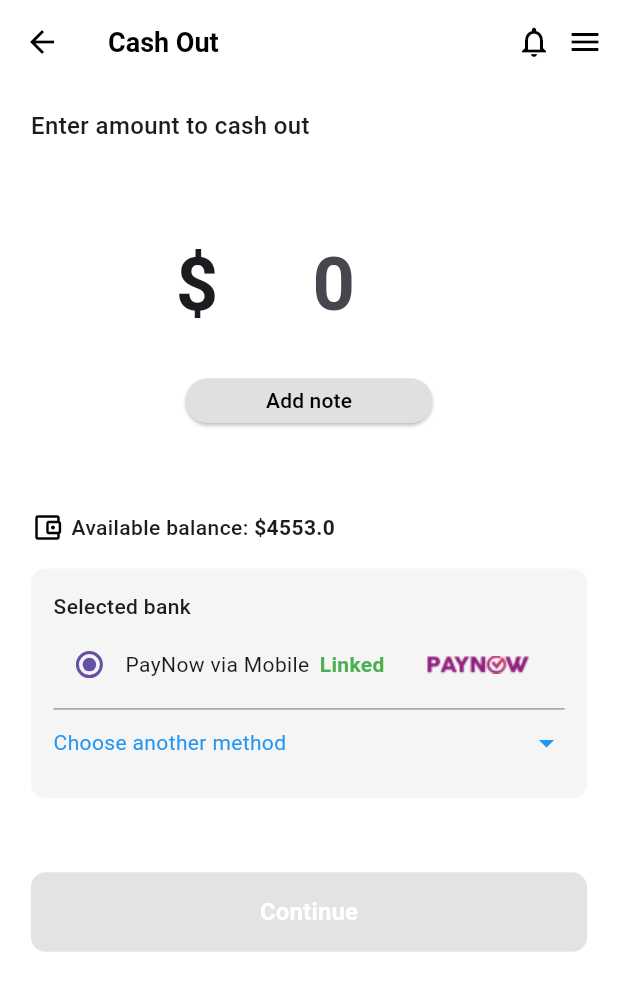
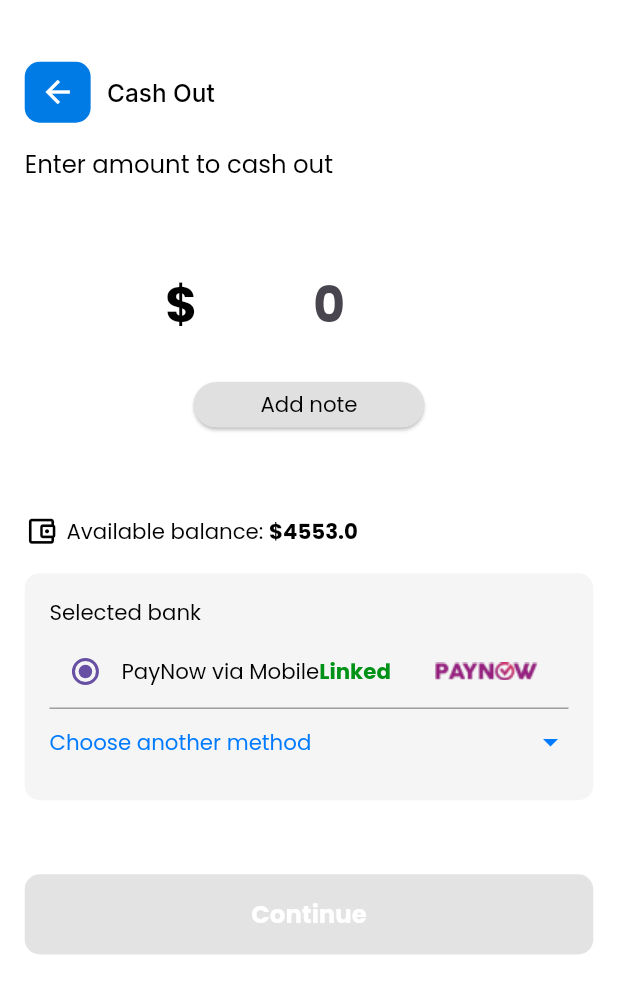
Before and after one commit to dveersingh000/worklah-app, a Flutter app: the CashOutHomeScreen screen opened directly, on a phone screen of 412 x 824 dp. Shown: the top 994 px of the screen. Run offline on Flutter 3.47's test engine with Material 3 defaults, Android fonts, the phone set to English and light mode, and no system bars; drawn by our look-alikes of overlay_support; our stand-ins replace dotted_border, flutter_screenutil, fluttertoast, permission_handler, pinput, shared_preferences; missing offline and left inert: datepicker_dropdown; accounts and stored records are empty.

Commit message:
changes in cashout screens

```diff
--- a/lib/screens/bottombar/profile/cashout/CashOutHomeScreen.dart
+++ b/lib/screens/bottombar/profile/cashout/CashOutHomeScreen.dart
@@ -1,5 +1,10 @@
 import 'package:flutter/material.dart';
+import 'package:flutter_screenutil/flutter_screenutil.dart';
 import 'package:work_lah/screens/bottombar/profile/cashout/SelectBankScreen.dart';
+import 'package:work_lah/utility/colors.dart';
+import 'package:work_lah/utility/custom_appbar.dart';
+import 'package:work_lah/utility/display_function.dart';
+import 'package:work_lah/utility/syle_poppins.dart';
 
 class CashOutHomeScreen extends StatefulWidget {
   const CashOutHomeScreen({super.key});
@@ -16,249 +21,161 @@ class _CashOutHomeScreenState extends State<CashOutHomeScreen> {
 
   void updateAmount(String value) {
     setState(() {
-      isAmountEntered =
-          value.isNotEmpty && double.tryParse(value) != null && double.parse(value) > 0;
+      isAmountEntered = value.isNotEmpty && double.tryParse(value) != null && double.parse(value) > 0;
     });
   }
 
   @override
   Widget build(BuildContext context) {
-    double screenWidth = MediaQuery.of(context).size.width; // Get screen width
-    double screenHeight = MediaQuery.of(context).size.height; // Get screen height
-    bool isSmallScreen = screenWidth < 360; // Check for small screens like 320px
-
     return Scaffold(
-      backgroundColor: Colors.white,
-      appBar: AppBar(
-        backgroundColor: Colors.white,
-        elevation: 0,
-        leading: IconButton(
-          icon: Icon(Icons.arrow_back, color: Colors.black),
-          onPressed: () => Navigator.pop(context),
-        ),
-        title: Text(
-          "Cash Out",
-          style: TextStyle(
-            fontSize: isSmallScreen ? 16 : 18,
-            fontWeight: FontWeight.bold,
-            color: Colors.black,
-          ),
-        ),
-        actions: [
-          Icon(Icons.notifications_outlined, color: Colors.black),
-          SizedBox(width: 10),
-          Icon(Icons.menu, color: Colors.black),
-          SizedBox(width: 10),
-        ],
-      ),
-      body: SingleChildScrollView(
-        child: Padding(
-          padding: EdgeInsets.symmetric(horizontal: screenWidth * 0.05),
+      backgroundColor: AppColors.whiteColor,
+      body: Padding(
+        padding: EdgeInsets.symmetric(horizontal: 15.w),
+        child: Column(
+          children: [
+            SizedBox(height: commonHeight(context) * 0.05),
+            const CustomAppbar(title: 'Cash Out'),
+            SizedBox(height: commonHeight(context) * 0.02),
+            Expanded(
+              child: SingleChildScrollView(
                 child: Column(
                   crossAxisAlignment: CrossAxisAlignment.start,
                   children: [
-              SizedBox(height: screenHeight * 0.02),
-
-              // Title
-              Text(
-                "Enter amount to cash out",
-                style: TextStyle(
-                  fontSize: isSmallScreen ? 14 : 16,
-                  fontWeight: FontWeight.w500,
+                    Text("Enter amount to cash out", style: CustomTextPopins.regular16(AppColors.blackColor)),
+                    SizedBox(height: commonHeight(context) * 0.06),
+                    Center(child: _buildAmountInput()),
+                    SizedBox(height: commonHeight(context) * 0.06),
+                    _buildAvailableBalance(),
+                    SizedBox(height: commonHeight(context) * 0.02),
+                    _buildBankSelectionBox(),
+                    SizedBox(height: commonHeight(context) * 0.06),
+                    _buildContinueButton(),
+                    SizedBox(height: commonHeight(context) * 0.04),
+                  ],
                 ),
               ),
+            )
+          ],
+        ),
+      ),
+    );
+  }
 
-              SizedBox(height: screenHeight * 0.06),
-
-              // Amount Input with "$" symbol
-              Center(
-                child: Column(
+  Widget _buildAmountInput() {
+    return Column(
       children: [
         Row(
           mainAxisAlignment: MainAxisAlignment.center,
           crossAxisAlignment: CrossAxisAlignment.baseline,
           textBaseline: TextBaseline.alphabetic,
           children: [
-                        Text(
-                          "\$",
-                          style: TextStyle(fontSize: screenWidth * 0.12, fontWeight: FontWeight.bold),
-                        ),
-                        SizedBox(width: 5),
+            Text("\$", style: CustomTextPopins.bold32(AppColors.blackColor)),
+            SizedBox(width: 5.w),
             SizedBox(
-                          width: screenWidth * 0.35,
+              width: 150.w,
               child: TextField(
                 controller: amountController,
                 keyboardType: TextInputType.number,
                 textAlign: TextAlign.center,
-                            style: TextStyle(fontSize: screenWidth * 0.12, fontWeight: FontWeight.bold),
+                style: CustomTextPopins.bold32(AppColors.blackColor),
                 onChanged: updateAmount,
-                            decoration: InputDecoration(
-                              border: InputBorder.none,
-                              hintText: "0",
-                            ),
+                decoration: const InputDecoration(border: InputBorder.none, hintText: "0"),
               ),
             ),
           ],
         ),
-                    SizedBox(height: screenHeight * 0.01),
-                    ElevatedButton(
+        SizedBox(height: 10.h),
+        _buildAddNoteButton(),
+      ],
+    );
+  }
+
+  Widget _buildAddNoteButton() {
+    return ElevatedButton(
       onPressed: () {},
       style: ElevatedButton.styleFrom(
         backgroundColor: Colors.grey[300],
         shape: RoundedRectangleBorder(borderRadius: BorderRadius.circular(20)),
-                        padding: EdgeInsets.symmetric(horizontal: 10, vertical: 5),
-                        minimumSize: Size(screenWidth * 0.4, 30),
+        padding: EdgeInsets.symmetric(horizontal: 10.w, vertical: 5.h),
+        minimumSize: Size(140.w, 30.h),
       ),
-                      child: Text(
-                        "Add note",
-                        style: TextStyle(
-                          color: Colors.black,
-                          fontSize: isSmallScreen ? 12 : 14,
-                        ),
-                      ),
+      child: Text("Add note", style: CustomTextPopins.regular14(AppColors.blackColor)),
+    );
+  }
+
+  Widget _buildAvailableBalance() {
+    return Row(
+      children: [
+        Icon(Icons.account_balance_wallet_outlined, color: AppColors.blackColor, size: 22.sp),
+        SizedBox(width: 5.w),
+        Text("Available balance: ", style: CustomTextPopins.regular14(AppColors.blackColor)),
+        Text("\$$availableBalance", style: CustomTextPopins.bold14(AppColors.blackColor)),
+      ],
+    );
+  }
+
+  Widget _buildBankSelectionBox() {
+    return Container(
+      padding: EdgeInsets.all(15.w),
+      decoration: BoxDecoration(color: Colors.grey[100], borderRadius: BorderRadius.circular(10)),
+      child: Column(
+        crossAxisAlignment: CrossAxisAlignment.start,
+        children: [
+          Text("Selected bank", style: CustomTextPopins.regular14(AppColors.blackColor)),
+          SizedBox(height: 5.h),
+          Row(
+            mainAxisAlignment: MainAxisAlignment.spaceBetween,
+            children: [
+              Row(children: [
+                Radio(value: "PayNow via Mobile", groupValue: selectedMethod, onChanged: (value) {
+                  setState(() { selectedMethod = value.toString(); });
+                }),
+                Text("PayNow via Mobile", style: CustomTextPopins.regular14(AppColors.blackColor)),
+              ]),
+              Row(
+                mainAxisSize: MainAxisSize.min,
+                children: [
+                  Text("Linked", style: CustomTextPopins.bold14(AppColors.greenColor)),
+                  SizedBox(width: 5.w),
+                  Image.asset('assets/images/paynow_logo.png', height: 20.h),
+                ],
               ),
             ],
           ),
-              ),
-
-              SizedBox(height: screenHeight * 0.06),
-
-              // Available Balance
-              Row(
-                children: [
-                  Icon(Icons.account_balance_wallet_outlined, color: Colors.black, size: isSmallScreen ? 18 : 22),
-                  SizedBox(width: 5),
-                  Text(
-                    "Available balance: ",
-                    style: TextStyle(fontSize: isSmallScreen ? 12 : 14, fontWeight: FontWeight.w500),
-                  ),
-                  Text(
-                    "\$$availableBalance",
-                    style: TextStyle(fontSize: isSmallScreen ? 12 : 14, fontWeight: FontWeight.bold),
-                  ),
-                ],
-              ),
-
-              SizedBox(height: screenHeight * 0.02),
-
-              // Bank Selection Box
-              Container(
-                padding: EdgeInsets.all(15),
-                decoration: BoxDecoration(
-                  color: Colors.grey[100],
-                  borderRadius: BorderRadius.circular(10),
-                ),
-                child: Column(
-                  crossAxisAlignment: CrossAxisAlignment.start,
-                  children: [
-                    Text(
-                      "Selected bank",
-                      style: TextStyle(fontSize: isSmallScreen ? 12 : 14, fontWeight: FontWeight.w500),
-                    ),
-                    SizedBox(height: 5),
-                    Row(
-                      mainAxisAlignment: MainAxisAlignment.spaceBetween,
-                      children: [
-                        Row(
-                          children: [
-                            Radio(
-                              value: "PayNow via Mobile",
-                              groupValue: selectedMethod,
-                              onChanged: (value) {
-                                setState(() {
-                                  selectedMethod = value.toString();
-                                });
-                              },
-                            ),
-                            Text(
-                              "PayNow via Mobile",
-                              style: TextStyle(fontSize: isSmallScreen ? 12 : 14),
-                            ),
-                          ],
-                        ),
-                        Flexible(  // Wrap to prevent overflow
-                          child: Row(
-                            mainAxisSize: MainAxisSize.min,
-                            children: [
-                              Text(
-                                "Linked",
-                                style: TextStyle(color: Colors.green, fontWeight: FontWeight.bold),
-                                overflow: TextOverflow.ellipsis, // Prevents overflow
-                                softWrap: false,
-                              ),
-                              SizedBox(width: 5),
-                              Image.asset(
-                                'assets/images/paynow_logo.png',
-                                height: isSmallScreen ? 15 : 20, // Dynamic logo size
-                              ),
-                            ],
-                          ),
-                        ),
-                      ],
-                    ),
-                    SizedBox(height: 5),
           InkWell(
             onTap: () {
-                        Navigator.push(
-                          context,
-                          MaterialPageRoute(builder: (context) => SelectBankScreen()),
-                        );
+              Navigator.push(context, MaterialPageRoute(builder: (context) => const SelectBankScreen()));
             },
             child: Container(
-                        padding: EdgeInsets.symmetric(vertical: 10),
-                        decoration: BoxDecoration(
-                          border: Border(top: BorderSide(color: Colors.grey)),
-                        ),
+              padding: EdgeInsets.symmetric(vertical: 10.h),
+              decoration: const BoxDecoration(border: Border(top: BorderSide(color: Colors.grey))),
               child: Row(
                 mainAxisAlignment: MainAxisAlignment.spaceBetween,
                 children: [
-                            Text(
-                              "Choose another method",
-                              style: TextStyle(fontSize: isSmallScreen ? 12 : 14, color: Colors.blue),
-                            ),
-                            Icon(Icons.arrow_drop_down, color: Colors.blue),
+                  Text("Choose another method", style: CustomTextPopins.regular14(AppColors.blueColor)),
+                  Icon(Icons.arrow_drop_down, color: AppColors.blueColor),
                 ],
               ),
             ),
           ),
         ],
       ),
-              ),
+    );
+  }
 
-              SizedBox(height: screenHeight * 0.06),
-
-              // Continue Button
-              FractionallySizedBox(
+  Widget _buildContinueButton() {
+    return FractionallySizedBox(
       widthFactor: 1,
       child: ElevatedButton(
-                  onPressed: isAmountEntered
-                      ? () {
-                          Navigator.push(
-                            context,
-                            MaterialPageRoute(builder: (context) => SelectBankScreen()),
-                          );
-                        }
-                      : null,
+        onPressed: isAmountEntered ? () {
+          Navigator.push(context, MaterialPageRoute(builder: (context) => const SelectBankScreen()));
+        } : null,
         style: ElevatedButton.styleFrom(
-                    backgroundColor: isAmountEntered ? Colors.blue : Colors.grey,
-                    padding: EdgeInsets.symmetric(vertical: isSmallScreen ? 12 : 15),
+          backgroundColor: isAmountEntered ? AppColors.blueColor : Colors.grey,
+          padding: EdgeInsets.symmetric(vertical: 15.h),
           shape: RoundedRectangleBorder(borderRadius: BorderRadius.circular(10)),
         ),
-                  child: Text(
-                    "Continue",
-                    style: TextStyle(
-                      color: Colors.white,
-                      fontSize: isSmallScreen ? 14 : 16,
-                      fontWeight: FontWeight.bold,
-                    ),
-                  ),
-                ),
-              ),
-
-              SizedBox(height: screenHeight * 0.04),
-            ],
-          ),
-        ),
+        child: Text("Continue", style: CustomTextPopins.bold16(AppColors.whiteColor)),
       ),
     );
   }
--- a/lib/utility/colors.dart
+++ b/lib/utility/colors.dart
@@ -34,4 +34,5 @@ class AppColors {
   static Color demoriteTextColor = Color(0XFFF44336);
   static Color chipGreyColor = Color(0XFFF1F1F1);
   static Color standbyColor = Color(0XFFBC7E01);
+  static Color blueColor = Color(0xFF007AFF);
 }
```
Also changed, not shown: lib/screens/bottombar/profile/cashout/CashOutSuccessScreen.dart (+27 -37 lines), lib/screens/bottombar/profile/cashout/SelectBankScreen.dart (+24 -23 lines). Lines whose indentation alone changed are shown as unchanged.
